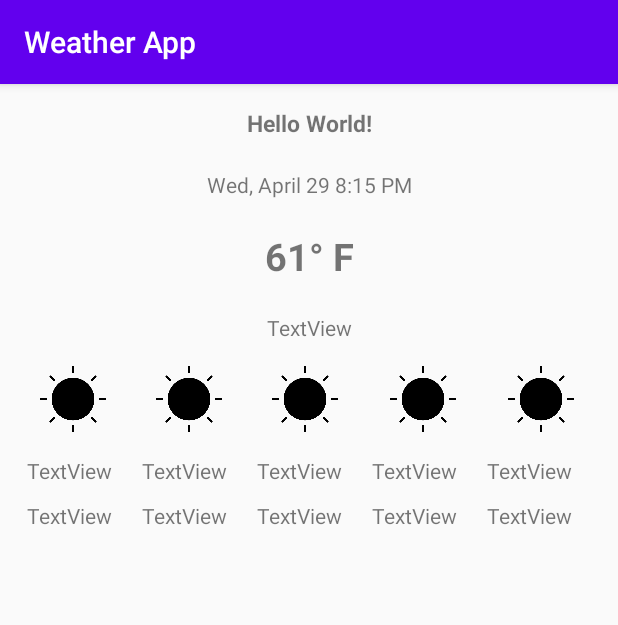
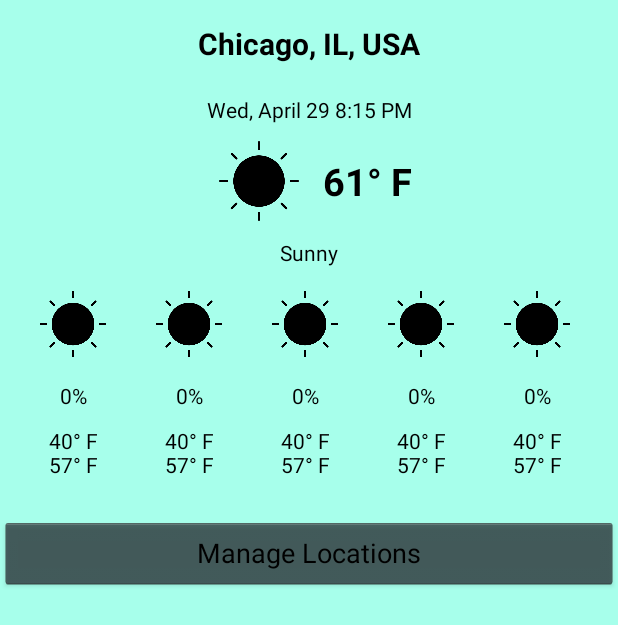
Before and after one commit to Ty-Haruki/Weather-App, an Android app: the screen it shows after launch (MainActivity), on a phone screen of 412 x 824 dp. Shown: the top 625 px of the screen. Run offline under Robolectric (Android 15) with nearby library versions, the phone set to English and light mode, and no system bars.

Commit message:
Finished Setup for Main Layout and Support classes

```diff
--- a/app/src/main/AndroidManifest.xml
+++ b/app/src/main/AndroidManifest.xml
@@ -8,7 +8,7 @@
         android:label="@string/app_name"
         android:roundIcon="@mipmap/ic_launcher_round"
         android:supportsRtl="true"
-        android:theme="@style/AppTheme">
+        android:theme="@style/Theme.AppCompat.NoActionBar">
         <activity android:name=".MainActivity">
             <intent-filter>
                 <action android:name="android.intent.action.MAIN" />
@@ -16,6 +16,7 @@
                 <category android:name="android.intent.category.LAUNCHER" />
             </intent-filter>
         </activity>
+        <activity android:name=".CurrentDay"/>
     </application>
 
 </manifest>
--- /dev/null
+++ b/app/src/main/java/edu/apsu/weatherapp/CurrentDay.java
@@ -0,0 +1,7 @@
+package edu.apsu.weatherapp;
+
+public class CurrentDay {
+    // Class to handle all weather data for the current day
+
+
+}
--- /dev/null
+++ b/app/src/main/java/edu/apsu/weatherapp/LocationSearch.java
@@ -0,0 +1,7 @@
+package edu.apsu.weatherapp;
+
+public class LocationSearch {
+    // Class for handling searching for and adding locations to user list
+
+
+}
--- a/app/src/main/java/edu/apsu/weatherapp/MainActivity.java
+++ b/app/src/main/java/edu/apsu/weatherapp/MainActivity.java
@@ -2,7 +2,10 @@ package edu.apsu.weatherapp;
 
 import androidx.appcompat.app.AppCompatActivity;
 
+import android.content.Intent;
 import android.os.Bundle;
+import android.util.Log;
+import android.view.View;
 
 public class MainActivity extends AppCompatActivity {
 
@@ -11,6 +14,20 @@ public class MainActivity extends AppCompatActivity {
         super.onCreate(savedInstanceState);
         setContentView(R.layout.activity_main);
 
+        findViewById(R.id.location).setOnClickListener(new View.OnClickListener() {
+            @Override
+            public void onClick(View v) {
+                Intent intent = new Intent(getApplicationContext(), CurrentDay.class);
+                startActivity(intent);
+            }
+        });
 
+        findViewById(R.id.location_management).setOnClickListener(new View.OnClickListener() {
+            @Override
+            public void onClick(View v) {
+                Intent intent = new Intent(getApplicationContext(), LocationSearch.class);
+                startActivity(intent);
+            }
+        });
     }
 }
--- a/app/src/main/res/layout/activity_main.xml
+++ b/app/src/main/res/layout/activity_main.xml
@@ -4,6 +4,7 @@
     xmlns:tools="http://schemas.android.com/tools"
     android:layout_width="match_parent"
     android:layout_height="match_parent"
+    android:background="#A7FFEB"
     tools:context=".MainActivity">
 
     <TextView
@@ -12,8 +13,9 @@
         android:layout_height="wrap_content"
         android:gravity="center"
         android:padding="15dp"
-        android:text="Hello World!"
-        android:textSize="15sp"
+        android:text="Chicago, IL, USA"
+        android:textColor="#000000"
+        android:textSize="20sp"
         android:textStyle="bold"
         app:layout_constraintLeft_toLeftOf="parent"
         app:layout_constraintRight_toRightOf="parent"
@@ -26,6 +28,7 @@
         android:gravity="center"
         android:padding="5dp"
         android:text="Wed, April 29 8:15 PM"
+        android:textColor="#000000"
         app:layout_constraintEnd_toEndOf="parent"
         app:layout_constraintStart_toStartOf="parent"
         app:layout_constraintTop_toBottomOf="@+id/location" />
@@ -34,15 +37,15 @@
         android:id="@+id/current_temp"
         android:layout_width="0dp"
         android:layout_height="wrap_content"
-        android:gravity="center"
+        android:paddingLeft="10dp"
         android:paddingTop="15dp"
         android:paddingBottom="15dp"
         android:text="61° F"
+        android:textColor="#000000"
         android:textSize="25sp"
         android:textStyle="bold"
         app:layout_constraintEnd_toEndOf="parent"
-        app:layout_constraintHorizontal_bias="0.0"
-        app:layout_constraintStart_toStartOf="parent"
+        app:layout_constraintStart_toEndOf="@+id/imageView"
         app:layout_constraintTop_toBottomOf="@+id/date_time" />
 
     <TextView
@@ -51,74 +54,84 @@
         android:layout_height="wrap_content"
         android:gravity="center"
         android:padding="5dp"
-        android:text="TextView"
+        android:text="Sunny"
+        android:textColor="#000000"
         app:layout_constraintEnd_toEndOf="parent"
         app:layout_constraintStart_toStartOf="parent"
         app:layout_constraintTop_toBottomOf="@+id/current_temp" />
 
     <TextView
         android:id="@+id/day1_precip"
-        android:layout_width="wrap_content"
+        android:layout_width="65dp"
         android:layout_height="wrap_content"
-        android:layout_marginStart="8dp"
+        android:layout_marginStart="16dp"
         android:gravity="center"
         android:paddingLeft="10dp"
         android:paddingTop="5dp"
         android:paddingRight="10dp"
         android:paddingBottom="5dp"
-        android:text="TextView"
+        android:text="0%"
+        android:textColor="#000000"
         app:layout_constraintStart_toStartOf="parent"
         app:layout_constraintTop_toBottomOf="@+id/day1_img" />
 
     <TextView
         android:id="@+id/day2_precip"
-        android:layout_width="wrap_content"
+        android:layout_width="65dp"
         android:layout_height="wrap_content"
+        android:layout_marginStart="12dp"
         android:gravity="center"
         android:paddingLeft="10dp"
         android:paddingTop="5dp"
         android:paddingRight="10dp"
         android:paddingBottom="5dp"
-        android:text="TextView"
+        android:text="0%"
+        android:textColor="#000000"
         app:layout_constraintStart_toEndOf="@+id/day1_precip"
         app:layout_constraintTop_toBottomOf="@+id/day2_img" />
 
     <TextView
         android:id="@+id/day3_precip"
-        android:layout_width="wrap_content"
+        android:layout_width="65dp"
         android:layout_height="wrap_content"
+        android:layout_marginStart="12dp"
         android:gravity="center"
         android:paddingLeft="10dp"
         android:paddingTop="5dp"
         android:paddingRight="10dp"
         android:paddingBottom="5dp"
-        android:text="TextView"
+        android:text="0%"
+        android:textColor="#000000"
         app:layout_constraintStart_toEndOf="@+id/day2_precip"
         app:layout_constraintTop_toBottomOf="@+id/day3_img" />
 
     <TextView
         android:id="@+id/day4_precip"
-        android:layout_width="wrap_content"
+        android:layout_width="65dp"
         android:layout_height="wrap_content"
+        android:layout_marginStart="12dp"
         android:gravity="center"
         android:paddingLeft="10dp"
         android:paddingTop="5dp"
         android:paddingRight="10dp"
         android:paddingBottom="5dp"
-        android:text="TextView"
+        android:text="0%"
+        android:textColor="#000000"
         app:layout_constraintStart_toEndOf="@+id/day3_precip"
         app:layout_constraintTop_toBottomOf="@+id/day4_img" />
 
     <TextView
         android:id="@+id/day5_precip"
-        android:layout_width="wrap_content"
+        android:layout_width="65dp"
         android:layout_height="wrap_content"
+        android:layout_marginStart="12dp"
         android:gravity="center"
         android:paddingLeft="10dp"
         android:paddingTop="5dp"
         android:paddingRight="10dp"
         android:paddingBottom="5dp"
-        android:text="TextView"
+        android:text="0%"
+        android:textColor="#000000"
         app:layout_constraintStart_toEndOf="@+id/day4_precip"
         app:layout_constraintTop_toBottomOf="@+id/day5_img" />
 
@@ -159,7 +172,7 @@
         android:id="@+id/day4_img"
         android:layout_width="65dp"
         android:layout_height="65dp"
-        android:layout_marginStart="13dp"
+        android:layout_marginStart="12dp"
         android:paddingLeft="10dp"
         android:paddingRight="10dp"
         app:layout_constraintStart_toEndOf="@+id/day3_img"
@@ -170,7 +183,7 @@
         android:id="@+id/day5_img"
         android:layout_width="65dp"
         android:layout_height="65dp"
-        android:layout_marginStart="13dp"
+        android:layout_marginStart="12dp"
         android:paddingLeft="10dp"
         android:paddingRight="10dp"
         app:layout_constraintStart_toEndOf="@+id/day4_img"
@@ -179,68 +192,100 @@
 
     <TextView
         android:id="@+id/day1_temp"
-        android:layout_width="wrap_content"
+        android:layout_width="65dp"
         android:layout_height="wrap_content"
-        android:layout_marginStart="8dp"
+        android:layout_marginStart="16dp"
         android:gravity="center"
         android:paddingLeft="10dp"
         android:paddingTop="5dp"
         android:paddingRight="10dp"
         android:paddingBottom="5dp"
-        android:text="TextView"
+        android:text="40° F  57° F"
+        android:textColor="#000000"
         app:layout_constraintStart_toStartOf="parent"
         app:layout_constraintTop_toBottomOf="@+id/day1_precip" />
 
     <TextView
         android:id="@+id/day2_temp"
-        android:layout_width="wrap_content"
+        android:layout_width="65dp"
         android:layout_height="wrap_content"
+        android:layout_marginStart="12dp"
         android:gravity="center"
         android:paddingLeft="10dp"
         android:paddingTop="5dp"
         android:paddingRight="10dp"
         android:paddingBottom="5dp"
-        android:text="TextView"
+        android:text="40° F  57° F"
+        android:textColor="#000000"
         app:layout_constraintStart_toEndOf="@+id/day1_temp"
         app:layout_constraintTop_toBottomOf="@+id/day2_precip" />
 
     <TextView
-        android:id="@+id/day3_temp"
-        android:layout_width="wrap_content"
+        android:id="@+id/day4_temp"
+        android:layout_width="65dp"
         android:layout_height="wrap_content"
+        android:layout_marginStart="12dp"
         android:gravity="center"
         android:paddingLeft="10dp"
         android:paddingTop="5dp"
         android:paddingRight="10dp"
         android:paddingBottom="5dp"
-        android:text="TextView"
-        app:layout_constraintStart_toEndOf="@+id/day2_temp"
-        app:layout_constraintTop_toBottomOf="@+id/day3_precip" />
+        android:text="40° F  57° F"
+        android:textColor="#000000"
+        app:layout_constraintStart_toEndOf="@+id/day3_temp"
+        app:layout_constraintTop_toBottomOf="@+id/day4_precip" />
 
     <TextView
-        android:id="@+id/day4_temp"
-        android:layout_width="wrap_content"
+        android:id="@+id/day5_temp"
+        android:layout_width="65dp"
         android:layout_height="wrap_content"
+        android:layout_marginStart="12dp"
         android:gravity="center"
         android:paddingLeft="10dp"
         android:paddingTop="5dp"
         android:paddingRight="10dp"
         android:paddingBottom="5dp"
-        android:text="TextView"
-        app:layout_constraintStart_toEndOf="@+id/day3_temp"
-        app:layout_constraintTop_toBottomOf="@+id/day4_precip" />
+        android:text="40° F  57° F"
+        android:textColor="#000000"
+        app:layout_constraintStart_toEndOf="@+id/day4_temp"
+        app:layout_constraintTop_toBottomOf="@+id/day5_precip" />
 
     <TextView
-        android:id="@+id/day5_temp"
-        android:layout_width="wrap_content"
+        android:id="@+id/day3_temp"
+        android:layout_width="65dp"
         android:layout_height="wrap_content"
+        android:layout_marginStart="12dp"
         android:gravity="center"
         android:paddingLeft="10dp"
         android:paddingTop="5dp"
         android:paddingRight="10dp"
         android:paddingBottom="5dp"
-        android:text="TextView"
-        app:layout_constraintStart_toEndOf="@+id/day4_temp"
-        app:layout_constraintTop_toBottomOf="@+id/day5_precip" />
+        android:text="40° F  57° F"
+        android:textColor="#000000"
+        app:layout_constraintStart_toEndOf="@+id/day2_temp"
+        app:layout_constraintTop_toBottomOf="@+id/day3_precip" />
+
+    <ImageView
+        android:id="@+id/imageView"
+        android:layout_width="65dp"
+        android:layout_height="0dp"
+        android:layout_marginStart="140dp"
+        android:padding="5dp"
+        app:layout_constraintBottom_toTopOf="@+id/weather_desc"
+        app:layout_constraintStart_toStartOf="parent"
+        app:layout_constraintTop_toBottomOf="@+id/date_time"
+        app:srcCompat="@drawable/sunny" />
+
+    <Button
+        android:id="@+id/location_management"
+        android:layout_width="0dp"
+        android:layout_height="wrap_content"
+        android:layout_marginTop="20dp"
+        android:text="Manage Locations"
+        style="@android:style/Widget.Holo.Button"
+        android:textColor="#000000"
+        app:layout_constraintEnd_toEndOf="parent"
+        app:layout_constraintStart_toStartOf="parent"
+        app:layout_constraintTop_toBottomOf="@+id/day3_temp" />
 
 </androidx.constraintlayout.widget.ConstraintLayout>
```
